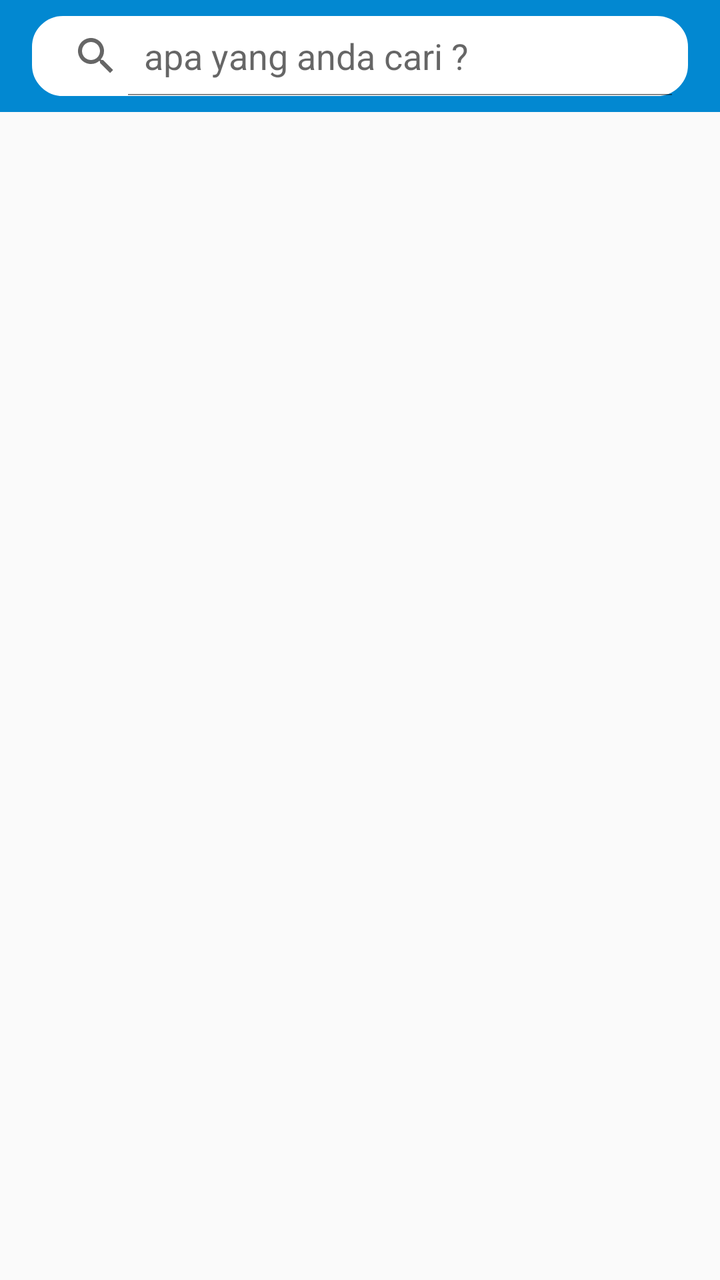
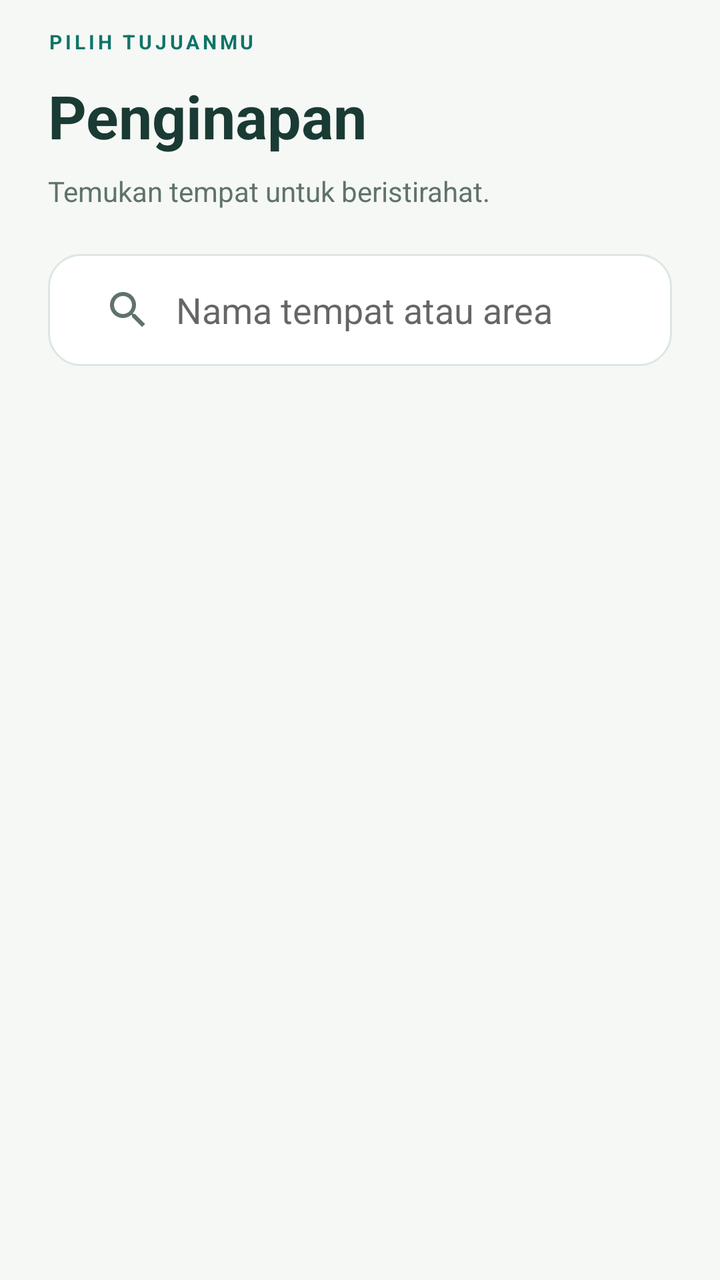

Two renders of the same Android screen: before a commit and after it. Below are the layout's source before the change and the commit's diff.
<!-- AndroidManifest.xml: activity theme EditorTheme -->
<!-- res/layout/activity_hotel.xml -->
<?xml version="1.0" encoding="utf-8"?>
<LinearLayout
    xmlns:android="http://schemas.android.com/apk/res/android"
    xmlns:app="http://schemas.android.com/apk/res-auto"
    xmlns:tools="http://schemas.android.com/tools"
    android:layout_width="match_parent"
    android:layout_height="match_parent"
    android:orientation="vertical"
    tools:context="me.cekpedia.HotelActivity">

    <RelativeLayout
        android:layout_width="match_parent"
        android:layout_height="?attr/actionBarSize">

        <ImageView
            android:layout_width="match_parent"
            android:layout_height="?attr/actionBarSize"
            android:background="#0288D1" />

        <SearchView
            android:id="@+id/cari"
            android:layout_width="match_parent"
            android:layout_height="?android:attr/actionBarSize"
            android:layout_marginLeft="16dp"
            android:layout_marginRight="16dp"
            android:layout_marginTop="8dp"
            android:layout_marginBottom="8dp"
            android:backgroundTint="#FFF"
            android:background="@drawable/search_layout"
            android:drawableLeft="@drawable/ic_search"
            android:queryHint="apa yang anda cari ?"
            android:iconifiedByDefault="false" />

        <ImageView
            android:layout_width="wrap_content"
            android:layout_height="wrap_content"
            android:layout_alignLeft="@+id/cari"
            android:layout_alignParentTop="true"
            android:layout_alignStart="@+id/cari"
            android:layout_marginTop="567dp"
            android:src="@drawable/ic_home_black_24dp"
            android:tint="@color/colorvector" />

    </RelativeLayout>
    <LinearLayout
        android:layout_width="match_parent"
        android:layout_height="wrap_content"
        android:orientation="vertical">

        <ListView
            android:id="@+id/listviewhotel"
            android:layout_width="match_parent"
            android:layout_height="wrap_content"
            android:layout_alignParentLeft="true"
            android:layout_alignParentStart="true"
            android:layout_alignParentTop="true">
            


        </ListView>
        <android.support.v7.widget.RecyclerView
            android:layout_width="match_parent"
            android:layout_height="wrap_content"
            android:padding="16dp"
            android:background="#FFF"
            android:layout_margin="8dp"
            android:visibility="gone"
            android:id="@+id/result_list_hotel">

        </android.support.v7.widget.RecyclerView>
    </LinearLayout>
    
        
        
        
        
</LinearLayout>
<!-- resources referenced by this layout -->
<resources>
  <color name="colorvector">#FFFFFF</color>
  <!-- drawable ic_home_black_24dp (drawable) -->
  <vector android:height="32dp" android:viewportHeight="24.0"
      android:viewportWidth="24.0" android:width="32dp" xmlns:android="http://schemas.android.com/apk/res/android">
      <path android:fillColor="#FF000000" android:pathData="M10,20v-6h4v6h5v-8h3L12,3 2,12h3v8z"/>
  </vector>
  <!-- drawable ic_search (drawable) -->
  <vector xmlns:android="http://schemas.android.com/apk/res/android"
          android:width="24dp"
          android:height="24dp"
          android:viewportWidth="24.0"
          android:viewportHeight="24.0">
      <path
          android:fillColor="#FF000000"
          android:pathData="M15.5,14h-0.79l-0.28,-0.27C15.41,12.59 16,11.11 16,9.5 16,5.91 13.09,3 9.5,3S3,5.91 3,9.5 5.91,16 9.5,16c1.61,0 3.09,-0.59 4.23,-1.57l0.27,0.28v0.79l5,4.99L20.49,19l-4.99,-5zM9.5,14C7.01,14 5,11.99 5,9.5S7.01,5 9.5,5 14,7.01 14,9.5 11.99,14 9.5,14z"/>
  </vector>
  <!-- drawable search_layout (drawable) -->
  <?xml version="1.0" encoding="utf-8"?>
  <shape xmlns:android="http://schemas.android.com/apk/res/android">
  
      <stroke android:color="#95989A" android:width="1dp"/>
      <corners android:radius="15dp"/>
  
  </shape>
  <style name="EditorTheme" parent="Theme.AppCompat.Light.DarkActionBar">
          <item name="colorPrimary">@color/editorColorPrimary</item>
          <item name="colorAccent">@color/colorAccent</item>
      </style>
  <color name="editorColorPrimary">#0288D1</color>
  <color name="colorAccent">#FF4081</color>
</resources>

<!-- the commit's change to res/layout/activity_hotel.xml (unified diff, before → after) -->
@@ -1,77 +1,20 @@
 <?xml version="1.0" encoding="utf-8"?>
-<LinearLayout
-    xmlns:android="http://schemas.android.com/apk/res/android"
-    xmlns:app="http://schemas.android.com/apk/res-auto"
-    xmlns:tools="http://schemas.android.com/tools"
-    android:layout_width="match_parent"
-    android:layout_height="match_parent"
-    android:orientation="vertical"
-    tools:context="me.cekpedia.HotelActivity">
-
-    <RelativeLayout
-        android:layout_width="match_parent"
-        android:layout_height="?attr/actionBarSize">
-
-        <ImageView
-            android:layout_width="match_parent"
-            android:layout_height="?attr/actionBarSize"
-            android:background="#0288D1" />
-
-        <SearchView
-            android:id="@+id/cari"
-            android:layout_width="match_parent"
-            android:layout_height="?android:attr/actionBarSize"
-            android:layout_marginLeft="16dp"
-            android:layout_marginRight="16dp"
-            android:layout_marginTop="8dp"
-            android:layout_marginBottom="8dp"
-            android:backgroundTint="#FFF"
-            android:background="@drawable/search_layout"
-            android:drawableLeft="@drawable/ic_search"
-            android:queryHint="apa yang anda cari ?"
-            android:iconifiedByDefault="false" />
-
-        <ImageView
-            android:layout_width="wrap_content"
-            android:layout_height="wrap_content"
-            android:layout_alignLeft="@+id/cari"
-            android:layout_alignParentTop="true"
-            android:layout_alignStart="@+id/cari"
-            android:layout_marginTop="567dp"
-            android:src="@drawable/ic_home_black_24dp"
-            android:tint="@color/colorvector" />
-
-    </RelativeLayout>
-    <LinearLayout
-        android:layout_width="match_parent"
-        android:layout_height="wrap_content"
-        android:orientation="vertical">
-
-        <ListView
-            android:id="@+id/listviewhotel"
-            android:layout_width="match_parent"
-            android:layout_height="wrap_content"
-            android:layout_alignParentLeft="true"
-            android:layout_alignParentStart="true"
-            android:layout_alignParentTop="true">
-            
-
-
-        </ListView>
-        <android.support.v7.widget.RecyclerView
-            android:layout_width="match_parent"
-            android:layout_height="wrap_content"
-            android:padding="16dp"
-            android:background="#FFF"
-            android:layout_margin="8dp"
-            android:visibility="gone"
-            android:id="@+id/result_list_hotel">
-
-        </android.support.v7.widget.RecyclerView>
+<LinearLayout xmlns:android="http://schemas.android.com/apk/res/android" xmlns:app="http://schemas.android.com/apk/res-auto" android:layout_width="match_parent" android:layout_height="match_parent" android:orientation="vertical" android:background="@color/canvas">
+     <LinearLayout android:layout_width="match_parent" android:layout_height="wrap_content" android:orientation="vertical" android:paddingLeft="24dp" android:paddingRight="24dp" android:paddingTop="14dp">
+      <TextView android:layout_width="match_parent" android:layout_height="wrap_content" android:text="PILIH TUJUANMU" android:textSize="10sp" android:textColor="@color/colorPrimary" android:fontFamily="sans-serif" android:textStyle="bold" android:letterSpacing="0.16" /><TextView android:layout_width="match_parent" android:layout_height="wrap_content" android:text="Penginapan" android:textSize="30sp" android:textColor="@color/ink" android:fontFamily="sans-serif" android:textStyle="bold" android:layout_marginTop="10dp"/><TextView android:layout_width="match_parent" android:layout_height="wrap_content" android:text="Temukan tempat untuk beristirahat." android:textSize="14sp" android:textColor="@color/muted" android:fontFamily="sans-serif" android:layout_marginTop="8dp" android:lineSpacingExtra="3dp"/>
+      <SearchView android:id="@+id/cari" android:layout_width="match_parent" android:layout_height="56dp" android:layout_marginTop="22dp" android:layout_marginBottom="16dp" android:background="@drawable/bg_field" android:iconifiedByDefault="false" android:queryHint="Nama tempat atau area" android:queryBackground="@android:color/transparent" android:paddingLeft="8dp" android:paddingRight="8dp"/>
+     </LinearLayout>
+     <FrameLayout android:layout_width="match_parent" android:layout_height="0dp" android:layout_weight="1">
+      <ListView android:id="@+id/listviewhotel" android:layout_width="match_parent" android:layout_height="match_parent" android:paddingLeft="24dp" android:paddingRight="24dp" android:paddingBottom="24dp" android:clipToPadding="false" android:divider="@android:color/transparent" android:dividerHeight="14dp" android:scrollbars="none"/>
+      <android.support.v7.widget.RecyclerView android:id="@+id/result_list_hotel" android:layout_width="match_parent" android:layout_height="match_parent" android:paddingLeft="24dp" android:paddingRight="24dp" android:paddingBottom="24dp" android:clipToPadding="false" android:visibility="gone"/>
+<include layout="@layout/view_empty_places" android:id="@+id/category_empty" android:layout_width="match_parent" android:layout_height="wrap_content" android:layout_marginLeft="24dp" android:layout_marginRight="24dp" android:visibility="gone"/>
+     </FrameLayout>
     </LinearLayout>
-    
-        
-        
-        
-        
+<!-- res/layout/view_empty_places.xml (included above) -->
+<?xml version="1.0" encoding="utf-8"?>
+<LinearLayout xmlns:android="http://schemas.android.com/apk/res/android" xmlns:app="http://schemas.android.com/apk/res-auto" android:layout_width="match_parent" android:layout_height="wrap_content" android:orientation="vertical" android:background="@drawable/bg_mint" android:padding="24dp">
+ <ImageView android:layout_width="40dp" android:layout_height="40dp" android:src="@drawable/ic_ui_pin"/>
+ <TextView android:layout_width="match_parent" android:layout_height="wrap_content" android:text="Masih ada yang bisa ditemukan." android:textSize="21sp" android:textColor="@color/ink" android:fontFamily="sans-serif" android:id="@+id/empty_places_title" android:textStyle="bold" android:layout_marginTop="18dp"/>
+ <TextView android:layout_width="match_parent" android:layout_height="wrap_content" android:text="Belum ada tempat untuk ditampilkan. Coba pencarian lain atau jelajahi kategori berikutnya." android:textSize="14sp" android:textColor="@color/muted" android:fontFamily="sans-serif" android:id="@+id/empty_places_message" android:lineSpacingExtra="5dp" android:layout_marginTop="10dp"/>
+<Button android:id="@+id/retry_places" style="@style/Cek.Button.Secondary" android:text="Muat ulang" android:visibility="gone" android:layout_marginTop="18dp"/>
 </LinearLayout>
<!-- resource entries referenced after the edit -->
@@ -1,34 +1,33 @@
 <!-- resources referenced by this layout -->
 <resources>
-  <color name="colorvector">#FFFFFF</color>
-  <!-- drawable ic_home_black_24dp (drawable) -->
-  <vector android:height="32dp" android:viewportHeight="24.0"
-      android:viewportWidth="24.0" android:width="32dp" xmlns:android="http://schemas.android.com/apk/res/android">
-      <path android:fillColor="#FF000000" android:pathData="M10,20v-6h4v6h5v-8h3L12,3 2,12h3v8z"/>
-  </vector>
-  <!-- drawable ic_search (drawable) -->
-  <vector xmlns:android="http://schemas.android.com/apk/res/android"
-          android:width="24dp"
-          android:height="24dp"
-          android:viewportWidth="24.0"
-          android:viewportHeight="24.0">
-      <path
-          android:fillColor="#FF000000"
-          android:pathData="M15.5,14h-0.79l-0.28,-0.27C15.41,12.59 16,11.11 16,9.5 16,5.91 13.09,3 9.5,3S3,5.91 3,9.5 5.91,16 9.5,16c1.61,0 3.09,-0.59 4.23,-1.57l0.27,0.28v0.79l5,4.99L20.49,19l-4.99,-5zM9.5,14C7.01,14 5,11.99 5,9.5S7.01,5 9.5,5 14,7.01 14,9.5 11.99,14 9.5,14z"/>
-  </vector>
-  <!-- drawable search_layout (drawable) -->
+  <color name="canvas">#F6F8F5</color>
+  <color name="colorPrimary">#0D7568</color>
+  <color name="ink">#193B34</color>
+  <color name="muted">#60736A</color>
+  <!-- drawable bg_field (drawable) -->
   <?xml version="1.0" encoding="utf-8"?>
-  <shape xmlns:android="http://schemas.android.com/apk/res/android">
-  
-      <stroke android:color="#95989A" android:width="1dp"/>
-      <corners android:radius="15dp"/>
-  
-  </shape>
-  <style name="EditorTheme" parent="Theme.AppCompat.Light.DarkActionBar">
-          <item name="colorPrimary">@color/editorColorPrimary</item>
-          <item name="colorAccent">@color/colorAccent</item>
-      </style>
-  <color name="editorColorPrimary">#0288D1</color>
-  <color name="colorAccent">#FF4081</color>
+  <shape xmlns:android="http://schemas.android.com/apk/res/android"><solid android:color="#FFFFFF"/><corners android:radius="16dp"/><stroke android:width="1dp" android:color="#DDE7DF"/></shape>
+  <!-- drawable bg_mint (drawable) -->
+  <?xml version="1.0" encoding="utf-8"?>
+  <shape xmlns:android="http://schemas.android.com/apk/res/android"><solid android:color="#E6F1E9"/><corners android:radius="18dp"/></shape>
+  <!-- drawable ic_ui_pin (drawable) -->
+  <?xml version="1.0" encoding="utf-8"?>
+  <vector xmlns:android="http://schemas.android.com/apk/res/android" android:width="24dp" android:height="24dp" android:viewportWidth="24" android:viewportHeight="24"><path android:pathData="M20,10 C20,16 12,22 12,22 C12,22 4,16 4,10 A8,8 0,1 1,20 10 M15,10 A3,3 0,1 1,9 10 A3,3 0,1 1,15 10" android:fillColor="@android:color/transparent" android:strokeColor="#0D7568" android:strokeWidth="1.7" android:strokeLineCap="round" android:strokeLineJoin="round"/></vector>
+  <style name="Cek.Button.Secondary" parent="Cek.Button"><item name="android:background">@drawable/bg_button_secondary</item><item name="android:textColor">@color/colorPrimary</item></style>
+  <style name="EditorTheme" parent="AppTheme" />
+  <style name="Cek.Button" parent="@android:style/Widget.Button"><item name="android:layout_width">match_parent</item><item name="android:layout_height">56dp</item><item name="android:textAllCaps">false</item><item name="android:textSize">15sp</item><item name="android:fontFamily">sans-serif-medium</item><item name="android:elevation">0dp</item><item name="android:stateListAnimator">@null</item><item name="android:paddingLeft">20dp</item><item name="android:paddingRight">20dp</item></style>
+  <!-- drawable bg_button_secondary (drawable) -->
+  <?xml version="1.0" encoding="utf-8"?>
+  <selector xmlns:android="http://schemas.android.com/apk/res/android"><item android:state_pressed="true"><shape><solid android:color="#D2E7D8"/><corners android:radius="16dp"/></shape></item><item><shape><solid android:color="#E6F1E9"/><corners android:radius="16dp"/></shape></item></selector>
+  <style name="AppTheme" parent="Theme.AppCompat.Light.DarkActionBar">
+    <item name="colorPrimary">@color/canvas</item><item name="colorPrimaryDark">@color/canvas</item>
+    <item name="colorAccent">@color/colorPrimary</item><item name="android:windowBackground">@color/canvas</item>
+    <item name="android:fontFamily">sans-serif</item><item name="android:colorBackground">@color/canvas</item>
+    <item name="android:textColorPrimary">@color/ink</item><item name="android:textColorSecondary">@color/muted</item>
+    <item name="actionBarTheme">@style/Cek.ActionBar</item><item name="actionBarStyle">@style/Cek.ActionBarStyle</item>
+   </style>
+  <style name="Cek.ActionBar" parent="ThemeOverlay.AppCompat.Light"><item name="colorControlNormal">@color/ink</item><item name="android:textColorPrimary">@color/ink</item></style>
+  <style name="Cek.ActionBarStyle" parent="Widget.AppCompat.ActionBar.Solid"><item name="background">@color/canvas</item><item name="elevation">0dp</item><item name="titleTextStyle">@style/Cek.ActionBarTitle</item></style>
+  <style name="Cek.ActionBarTitle" parent="TextAppearance.AppCompat.Widget.ActionBar.Title"><item name="android:textColor">@color/ink</item><item name="android:textSize">18sp</item><item name="android:fontFamily">sans-serif-medium</item></style>
 </resources>
 
